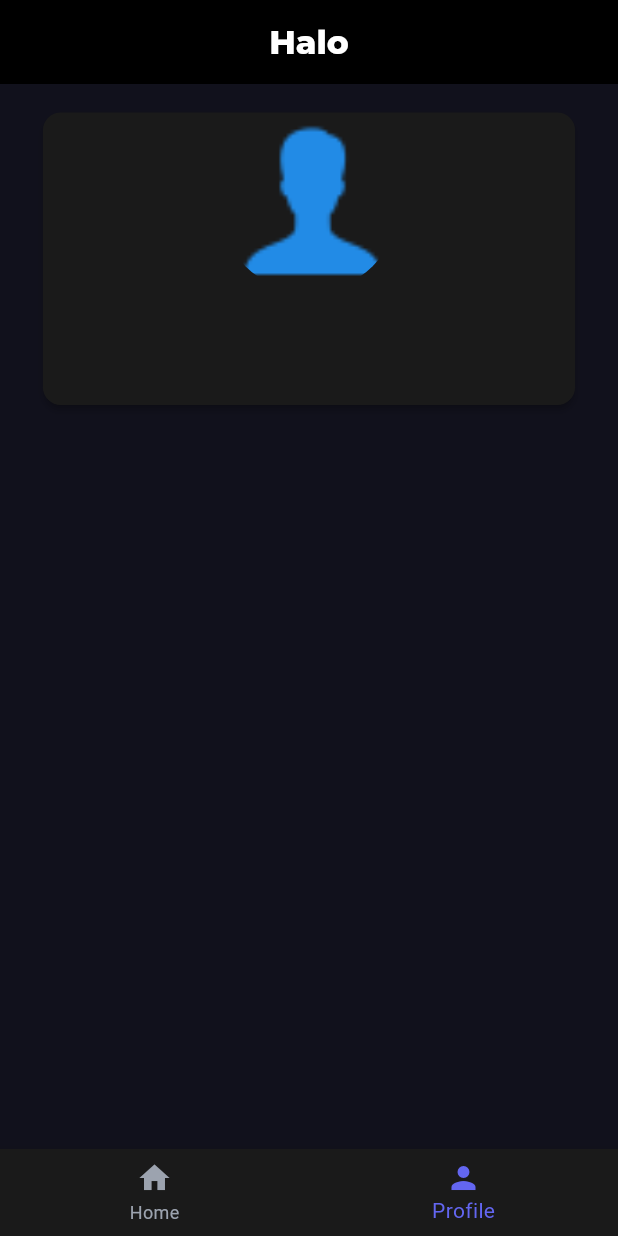
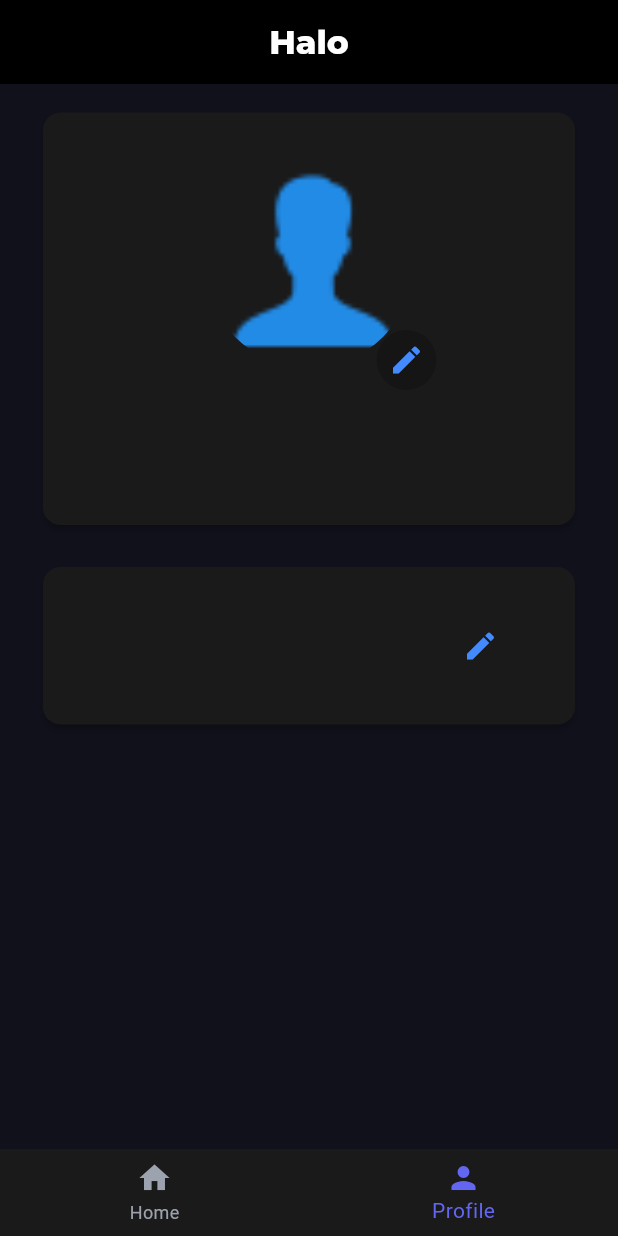
Before and after one commit to Mna999/chat_app, a Flutter app: the HomescreenNav screen opened directly, swiped to page 2, on a phone screen of 412 x 824 dp. Run offline on Flutter 3.47's test engine with Material 3 defaults, Android fonts, the phone set to English and light mode, and no system bars; our stand-ins replace cloud_firestore, emoji_picker_flutter, firebase_auth, firebase_core, flutter_linkify, flutter_riverpod and 5 more; accounts and stored records are empty.

Commit message:
edit username and bio

```diff
--- a/lib/controllers/userController.dart
+++ b/lib/controllers/userController.dart
@@ -32,6 +32,10 @@ class UserController {
     return res;
   }
 
+  void updateUserForFriends(User user) async {
+    await repo.updateUserDataForChats(user);
+  }
+
   Future<bool> usernameExists(String username) async {
     final res = await repo.search(username);
     return res.isNotEmpty;
@@ -46,6 +50,4 @@ class UserController {
   Stream<User> streamUser(String id) {
     return repo.userStream(id).map((event) => User.fromJson(event));
   }
-
-
 }
--- a/lib/screens/profile.dart
+++ b/lib/screens/profile.dart
@@ -1,4 +1,5 @@
 import 'package:chat_app/models/user.dart';
+import 'package:chat_app/screens/editBottomSheet.dart';
 import 'package:flutter/material.dart';
 import 'package:google_fonts/google_fonts.dart';
 
@@ -36,11 +37,18 @@ class _ProfileState extends State<Profile> {
                 child: SizedBox(
                   width: double.infinity,
                   child: Card(
+                    child: Padding(
+                      padding: const EdgeInsets.all(15.0),
                       child: Column(
                         crossAxisAlignment: CrossAxisAlignment.center,
                         children: [
-                        CircleAvatar(
-                          radius: 60,
+                          Stack(
+                            children: [
+                              Padding(
+                                padding: const EdgeInsets.all(15.0),
+                                child: CircleAvatar(
+                                  radius: 70,
+
                                   backgroundColor: Colors.transparent,
                                   backgroundImage:
                                       widget.user.profilePictureUrl == '' ||
@@ -48,7 +56,28 @@ class _ProfileState extends State<Profile> {
                                       ? const AssetImage(
                                           'assets/images/chatApp ui ux/icons8-user-50.png',
                                         )
-                              : NetworkImage(widget.user.profilePictureUrl!),
+                                      : NetworkImage(
+                                          widget.user.profilePictureUrl!,
+                                        ),
+                                ),
+                              ),
+                              if (widget.isMine)
+                                Positioned(
+                                  bottom: 0,
+                                  right: 0,
+
+                                  child: CircleAvatar(
+                                    radius: 20,
+                                    backgroundColor: Colors.transparent
+                                        .withAlpha(50),
+                                    child: IconButton(
+                                      onPressed: () {},
+                                      icon: const Icon(Icons.edit),
+                                      color: Colors.blueAccent,
+                                    ),
+                                  ),
+                                ),
+                            ],
                           ),
 
                           Center(
@@ -73,6 +102,62 @@ class _ProfileState extends State<Profile> {
                     ),
                   ),
                 ),
+              ),
+              const SizedBox(height: 20),
+              Card(
+                child: Center(
+                  child: Padding(
+                    padding: const EdgeInsets.all(15.0),
+                    child: Column(
+                      children: [
+                        ListTile(
+                          title: Text(
+                            widget.user.username,
+                            textAlign: TextAlign.start,
+                            style: const TextStyle(
+                              fontSize: 25,
+                              fontWeight: FontWeight.bold,
+                            ),
+                          ),
+                          subtitle: Text(widget.user.bio ?? '...'),
+                          trailing: widget.isMine
+                              ? IconButton(
+                                  onPressed: () {
+                                    showModalBottomSheet(
+                                      context: context,
+                                      isScrollControlled: true,
+                                      builder: (context) => Padding(
+                                        padding: EdgeInsets.only(
+                                          bottom: MediaQuery.of(
+                                            context,
+                                          ).viewInsets.bottom,
+                                        ),
+                                        child: SizedBox(
+                                          height:
+                                              MediaQuery.of(
+                                                context,
+                                              ).size.height *
+                                              0.55,
+                                          child: Editbottomsheet(
+                                            user: widget.user,
+                                            state: () {
+                                              setState(() {});
+                                            },
+                                          ),
+                                        ),
+                                      ),
+                                    );
+                                  },
+                                  icon: const Icon(Icons.edit),
+                                  color: Colors.blueAccent,
+                                )
+                              : null,
+                        ),
+                      ],
+                    ),
+                  ),
+                ),
+              ),
             ],
           ),
         ),
```
Also changed, not shown: lib/repo/usersRepo.dart (+15 -0 lines), lib/screens/editBottomSheet.dart (added, +70 -0 lines), lib/screens/loginScreen copy.dart (added, +136 -0 lines), lib/screens/messageBottomSheet.dart (added, +37 -0 lines), lib/providers/chatProvider.dart (added), lib/screens/homeScreenNav.dart (line endings or trailing spaces), 2 other files. Lines whose indentation alone changed are shown as unchanged.
